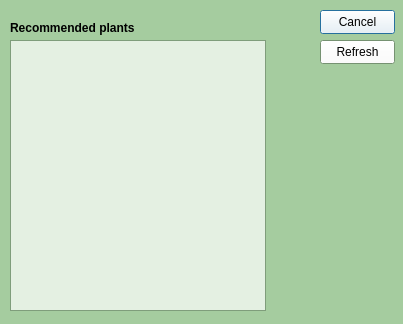
This is project/ui/recommendations.ui in denzelxav/Plantfolio as Qt 5 draws it before an edit. The edited form follows.
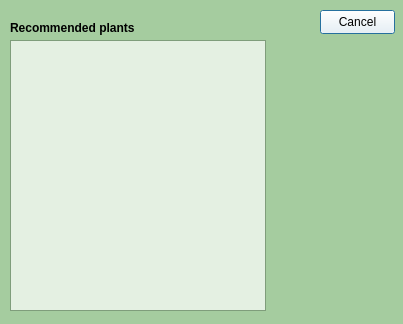
This is the edited form. Icons and pictures are not drawn.

Commit message: changed recommendations window

What changed in the file:
```diff
--- a/project/ui/recommendations.ui
+++ b/project/ui/recommendations.ui
@@ -253,19 +253,6 @@
     <string>Cancel</string>
    </property>
   </widget>
-  <widget class="QPushButton" name="refresh_recommendation_button">
-   <property name="geometry">
-    <rect>
-     <x>320</x>
-     <y>40</y>
-     <width>75</width>
-     <height>24</height>
-    </rect>
-   </property>
-   <property name="text">
-    <string>Refresh</string>
-   </property>
-  </widget>
   <widget class="QLabel" name="image_recommender">
    <property name="geometry">
     <rect>
```
Left out of the diff: 16 changed lines with no effect on the pictures. The commit also changes 1 other file.
